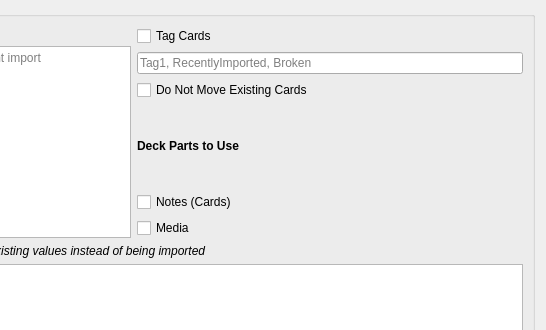
Old version of the form crowd-anki/ui_files/import.ui in the repository duydl/anki-addon-dev; both pictures show x 279 to 825 and y 0 to 330 of the 825 by 726 pixel window.
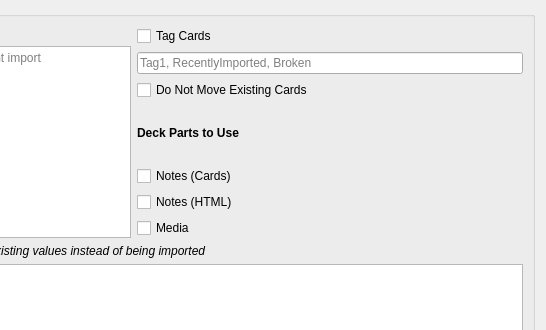
New version of the form.

Commit message: feat(crowd_anki): add 'Notes (HTML)' checkbox to import dialog - Update `import.ui` to include the `cb_notes_html` checkbox. - Update generated UI files (`import_ui_qt5.py`, `import_ui_qt6.py`) to reflect the new widget.

The edit to the form file:
```diff
--- a/crowd-anki/ui_files/import.ui
+++ b/crowd-anki/ui_files/import.ui
@@ -101,6 +101,13 @@
                     </property>
                    </widget>
                   </item>
+                  <item>
+                   <widget class="QCheckBox" name="cb_notes_html">
+                    <property name="text">
+                     <string>Notes (HTML)</string>
+                    </property>
+                   </widget>
+                  </item>
                   <item>
                    <widget class="QCheckBox" name="cb_media">
                     <property name="text">
```
The commit also changes 2 other files.
